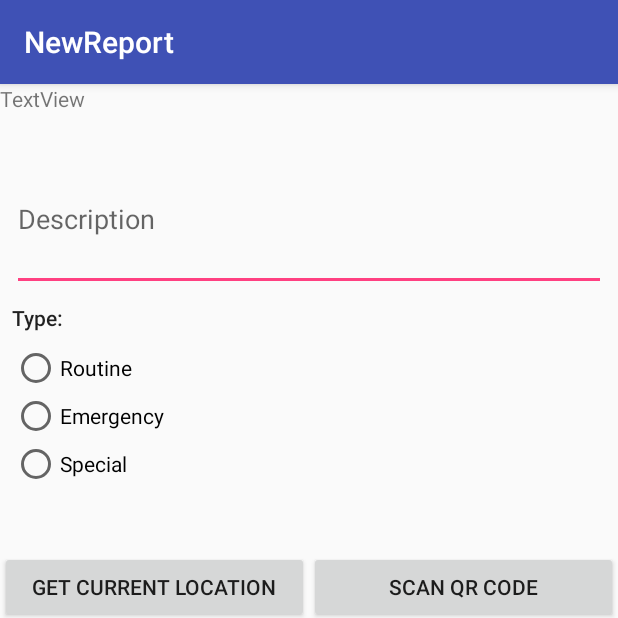
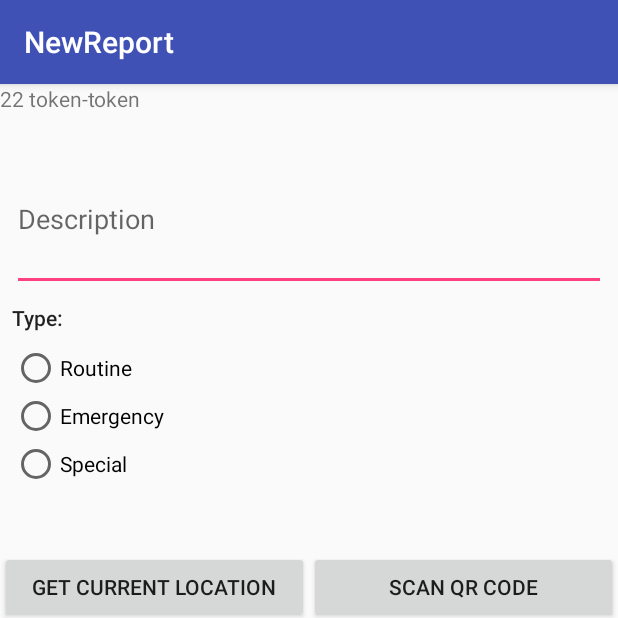
Before and after one commit to MinBarry/Location-Reporting-App, an Android app: the screen it shows after launch (NewReportActivity), after a tap on "NEW REPORT", on a phone screen of 412 x 824 dp, the top half of it. Run offline under Robolectric (Android 15) with nearby library versions, the phone set to English and light mode, and no system bars; our stand-ins replace Volley.

Commit message:
Let android app keep login session

```diff
--- a/Location-Reporting-App-Android/app/src/main/java/minna/location_reporting_app_android/LoginActivity.java
+++ b/Location-Reporting-App-Android/app/src/main/java/minna/location_reporting_app_android/LoginActivity.java
@@ -4,6 +4,7 @@ import android.animation.Animator;
 import android.animation.AnimatorListenerAdapter;
 import android.annotation.TargetApi;
 import android.content.Intent;
+import android.content.SharedPreferences;
 import android.content.pm.PackageManager;
 import android.support.annotation.NonNull;
 import android.support.design.widget.Snackbar;
@@ -53,6 +54,7 @@ import static android.Manifest.permission.READ_CONTACTS;
 /**
  * A login screen that offers login via email/password.
  */
+//TODO: make singleton request queue
 public class LoginActivity extends AppCompatActivity{
 
 
@@ -61,17 +63,27 @@ public class LoginActivity extends AppCompatActivity{
     private EditText mPasswordView;
     private View mProgressView;
     private View mLoginFormView;
+    SharedPreferences.Editor mEditor;
 
     @Override
     protected void onCreate(Bundle savedInstanceState) {
         super.onCreate(savedInstanceState);
-        // TODO: check if user is logged in and move to main activity
+        //check if user is logged in and move to main activity
+        SharedPreferences mSharedPreferences = getSharedPreferences(getString(R.string.pref_name), MODE_PRIVATE);
+        mEditor = mSharedPreferences.edit();
+        if(mSharedPreferences.contains(getString(R.string.token_key))){
+            startActivity(new Intent(LoginActivity.this, MainActivity.class));
+        }
         setContentView(R.layout.activity_login);
         // Set up the login form.
         mEmailView = (EditText) findViewById(R.id.email);
         mPasswordView = (EditText) findViewById(R.id.password);
         Button mEmailSignInButton = (Button) findViewById(R.id.email_sign_in_button);
 
+        //TODO: remove
+        mEditor.putString(getString(R.string.token_key),"token-token");
+        mEditor.putString(getString(R.string.user_key), "22");
+        mEditor.apply();
         Intent mainIntent = new Intent(LoginActivity.this, MainActivity.class);
         startActivity(mainIntent);
 
@@ -85,6 +97,7 @@ public class LoginActivity extends AppCompatActivity{
                 if(isEmailValid(email)&& isPasswordValid(password)){
                     //TOD: change to singleton queue
                     RequestQueue queue = Volley.newRequestQueue(LoginActivity.this);
+                    //TODO: use resource strring
                     String url = "http://10.0.2.2:58270/login";
                     Map<String, String> jsonparams = new HashMap<String, String>();
                     jsonparams.put("email", email);
@@ -164,11 +177,13 @@ public class LoginActivity extends AppCompatActivity{
                     public void onResponse(JSONObject response) {
                         try {
                             String token = response.getJSONObject("response").getJSONObject("user").getString("authentication_token");
-                            if(token.length()>0){
-                                // TODO: save token with account manager
-                                // TODO: move to next page
-                                Intent mainIntent = new Intent(LoginActivity.this, MainActivity.class);
-                                startActivity(mainIntent);
+                            String userid = response.getJSONObject("response").getJSONObject("user").getString("user_id");
+                            if(token.length() > 0 && userid.length() > 0){
+                                mEditor.putString(getString(R.string.token_key), token);
+                                mEditor.putString(getString(R.string.user_key), userid);
+                                mEditor.apply();
+
+                                startActivity(new Intent(LoginActivity.this, MainActivity.class));
                             }
 
 
--- a/Location-Reporting-App-Android/app/src/main/java/minna/location_reporting_app_android/NewReportActivity.java
+++ b/Location-Reporting-App-Android/app/src/main/java/minna/location_reporting_app_android/NewReportActivity.java
@@ -1,6 +1,7 @@
 package minna.location_reporting_app_android;
 
 import android.content.Intent;
+import android.content.SharedPreferences;
 import android.support.v7.app.AppCompatActivity;
 import android.os.Bundle;
 import android.view.View;
@@ -32,8 +33,10 @@ public class NewReportActivity extends AppCompatActivity {
     private TextView descriptionView;
     private View formView;
     private TextView errorView;
-    double lat;
-    double lng;
+    private double lat;
+    private double lng;
+    private String auth_token;
+    private String user_id;
 
 
     @Override
@@ -56,6 +59,13 @@ public class NewReportActivity extends AppCompatActivity {
         spinner.setVisibility(View.INVISIBLE);
 
         //TODO: get auth_token
+        SharedPreferences mSharedPreferences = getSharedPreferences(getString(R.string.pref_name), MODE_PRIVATE);
+        if(!mSharedPreferences.contains(getString(R.string.token_key))){
+            startActivity(new Intent(NewReportActivity.this, LoginActivity.class));
+        }
+        auth_token = mSharedPreferences.getString(getString(R.string.token_key),"");
+        user_id = mSharedPreferences.getString(getString(R.string.user_key),"");
+        errorView.setText(user_id+" "+auth_token);
 
         // Setup get current location button
         Button getLocatoion = (Button) findViewById(R.id.currentLocation);
@@ -68,7 +78,6 @@ public class NewReportActivity extends AppCompatActivity {
         });
 
         //TODO: set qr code
-        //TODO: get selected type
         //TODO: set add picture
 
         final Button submit = (Button) findViewById(R.id.submit);
@@ -105,20 +114,23 @@ public class NewReportActivity extends AppCompatActivity {
         errorView.setText(lat+" "+lng);
         String latString = ""+lat;
         String lngString = ""+lng;
+
         //TODO: set address
         String address="";
         //TODO: set image data
         String image = "";
-        //TODO: set userid
-        String userid="";
-        //TODO: set auth_token
-        String auth_token = "";
-        submitReportRequest(type, description,address,latString,lngString,image,userid,auth_token);
+
+        if (auth_token.length()==0 || user_id.length()==0) {
+            errorView.setText("not logged in properly");
+            return false;
+        }
+        submitReportRequest(type, description,address,latString,lngString,image,user_id,auth_token);
         return true;
     }
 
     private void submitReportRequest(String type, String desc, String address, String lat, String lng, String image, String userid, String auth_token){
         RequestQueue queue = Volley.newRequestQueue(NewReportActivity.this);
+        //TODO: use resource string
         String url = R.string.host_url+"/Report";
         Map<String, String> jsonparams = new HashMap<String, String>();
         jsonparams.put("type", type);
--- a/Location-Reporting-App-Android/app/src/main/res/values/strings.xml
+++ b/Location-Reporting-App-Android/app/src/main/res/values/strings.xml
@@ -4,6 +4,9 @@
     <!-- Strings related to login -->
     <string name="prompt_email">Email</string>
     <string name="prompt_password">Password</string>
+    <string name="pref_name">minna.location-reporting-app-pref</string>
+    <string name="token_key">Token</string>
+    <string name="user_key">user_id</string>
 
     <string name="action_sign_in">Sign in</string>
     <string name="action_sign_in_short">Sign in</string>
```
Also changed, not shown: Location-Reporting-App-Android/app/src/main/java/minna/location_reporting_app_android/MainActivity.java (+7 -4 lines).
